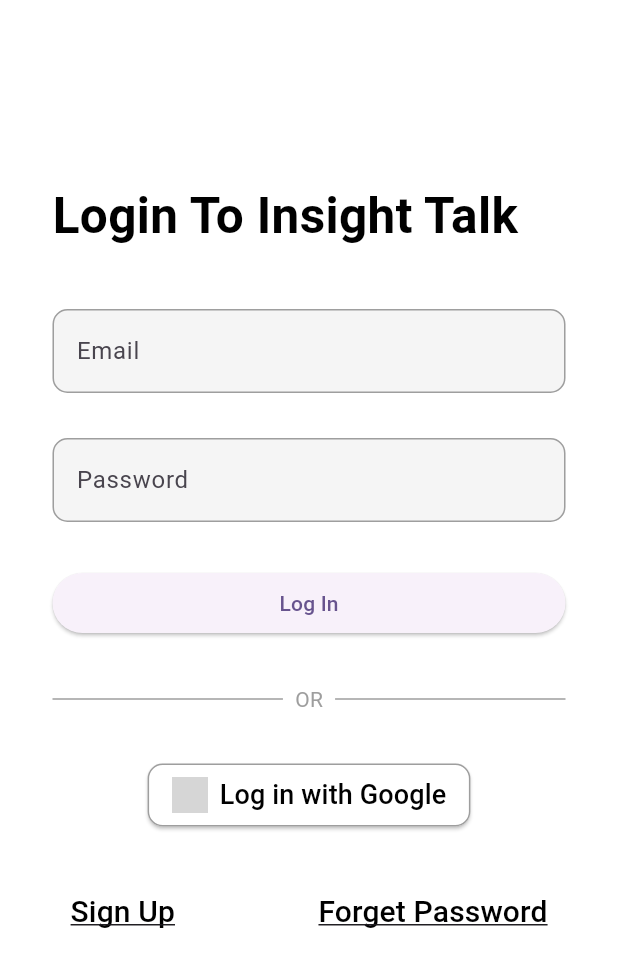
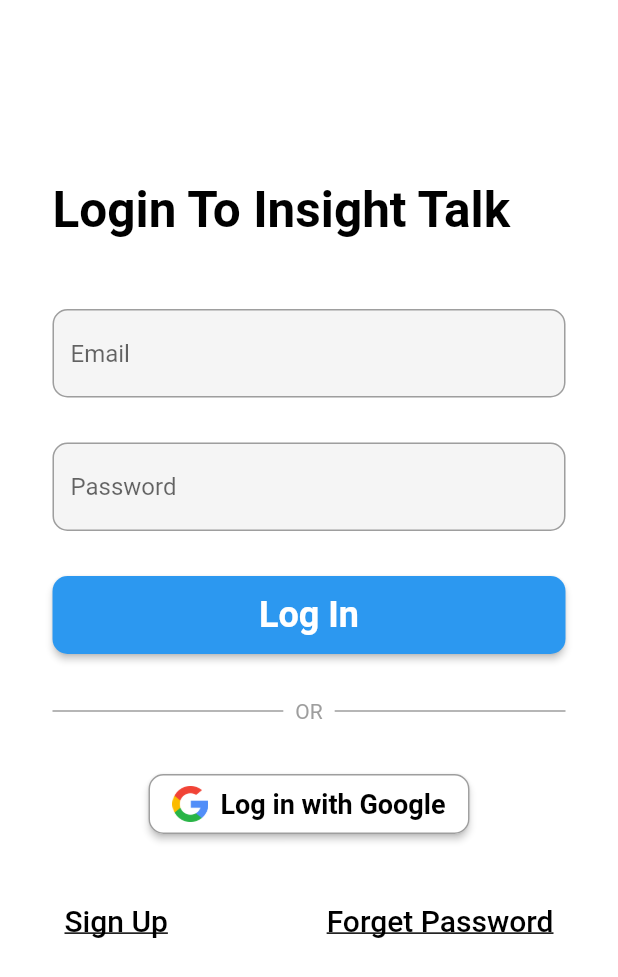
Before and after one commit to dakshrajput45/InsightTalk, a Flutter app: the screen it shows after launch, on a phone screen of 412 x 824 dp. Shown: the top 977 px of the screen. Run offline on Flutter 3.47's test engine with Material 3 defaults, Android fonts, the phone set to English and light mode, and no system bars; our stand-ins replace firebase_core, go_router; accounts and stored records are empty; grey boxes are pictures that could not be loaded.

```diff
--- a/insighttalk_expert/lib/main.dart
+++ b/insighttalk_expert/lib/main.dart
@@ -1,5 +1,6 @@
 import 'package:flutter/material.dart';
 import 'package:insighttalk_expert/router.dart';
+import 'package:insighttalk_expert/theme.dart';
 
 void main() {
   runApp(const MyApp());
@@ -14,10 +15,7 @@
     return MaterialApp.router(
       title: 'Insight Talk Expert App',
       debugShowCheckedModeBanner: false,
-      theme: ThemeData(
-        colorScheme: ColorScheme.fromSeed(seedColor: Colors.deepPurple),
-        useMaterial3: true,
-      ),
+      theme:appTheme,
       routerConfig: routerConfig.getRouter(),
     );
   }
--- /dev/null
+++ b/insighttalk_expert/lib/theme.dart
@@ -0,0 +1,25 @@
+// theme.dart
+import 'package:flutter/material.dart';
+
+final ThemeData appTheme = ThemeData(
+  elevatedButtonTheme: ElevatedButtonThemeData(
+    style: ButtonStyle(
+      padding: MaterialStateProperty.all<EdgeInsets>(
+          EdgeInsets.symmetric(vertical: 12.0, horizontal: 24.0)),
+      backgroundColor: MaterialStateProperty.all<Color>(Color(0xFF2C98F0)),
+      shape: MaterialStateProperty.all<RoundedRectangleBorder>(
+        RoundedRectangleBorder(
+          borderRadius: BorderRadius.circular(10.0),
+        ),
+      ),
+      textStyle: MaterialStateProperty.all<TextStyle>(
+        const TextStyle(
+          fontSize: 24.0,
+          fontWeight: FontWeight.bold,
+          color: Colors.white,
+        ),
+      ),
+    ),
+  ),
+  useMaterial3: false,
+);
--- a/insighttalk_expert/pubspec.yaml
+++ b/insighttalk_expert/pubspec.yaml
@@ -60,8 +60,8 @@
   uses-material-design: true
 
   # To add assets to your application, add an assets section, like this:
-  # assets:
-  #   - images/a_dot_burr.jpeg
+  assets:
+    - assets/search.png
   #   - images/a_dot_ham.jpeg
 
   # An image asset can refer to one or more resolution-specific "variants", see
```
Also changed, not shown: insighttalk_expert/assets/search.png (added).
